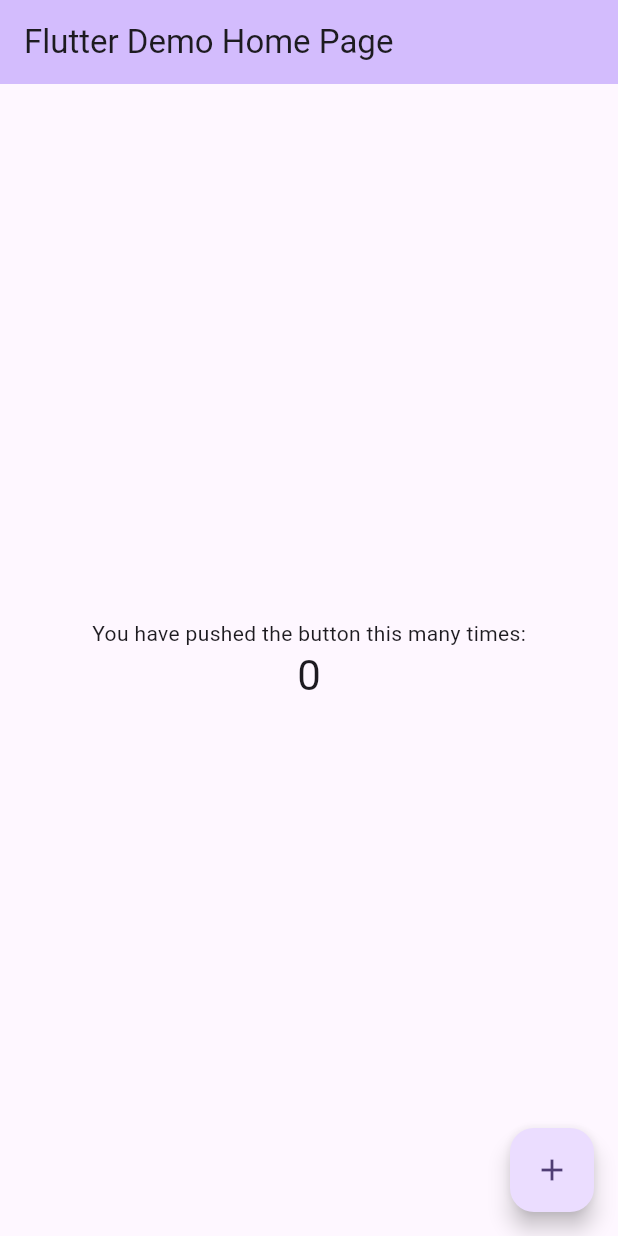
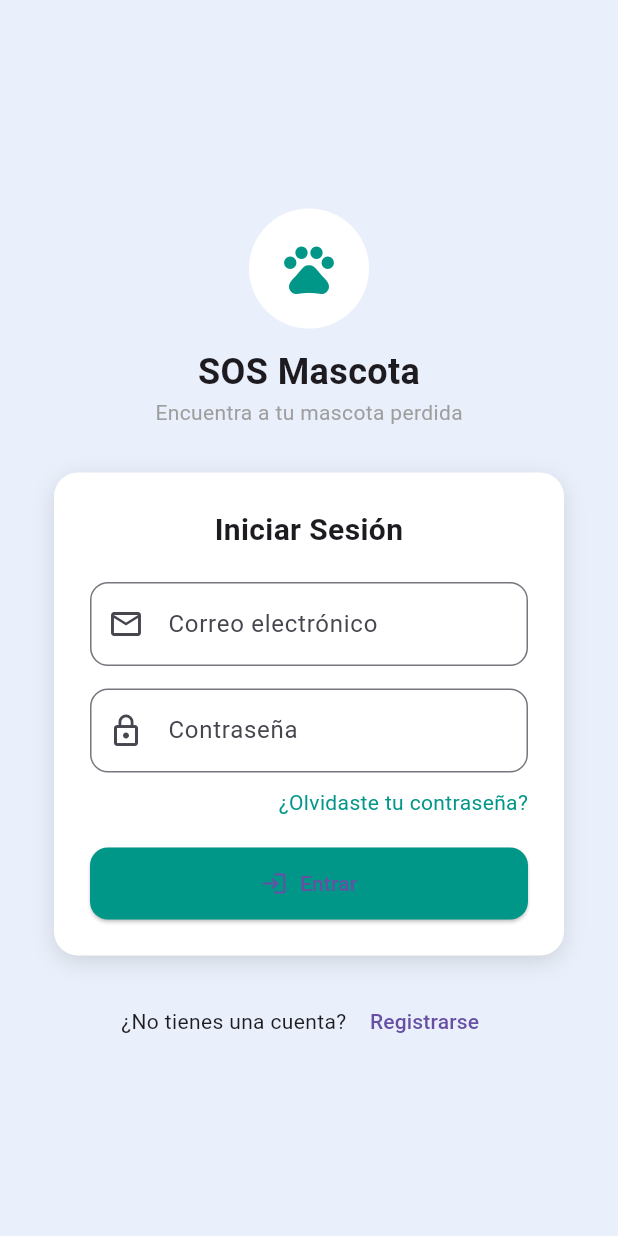
Before and after one commit to AntonyChata/SosMascota, a Flutter app: the screen it shows after launch, on a phone screen of 412 x 824 dp. Run offline on Flutter 3.47's test engine with Material 3 defaults, Android fonts, the phone set to English and light mode, and no system bars; our stand-ins replace cloud_firestore, firebase_auth, firebase_core; accounts and stored records are empty.

Commit message:
Sprint 1 - Hinojosa

```diff
--- a/lib/app.dart
+++ b/lib/app.dart
@@ -1,46 +1,56 @@
 import 'package:flutter/material.dart';
 import 'package:provider/provider.dart';
+import 'vista/auth/pantalla_registro.dart';
+import 'vista/auth/pantalla_login.dart';
+import 'vista/auth/pantalla_recuperar.dart';
+import 'vista/auth/pantalla_verifica_email.dart';
+import 'vista/usuario/pantalla_inicio.dart';
+import 'vista/usuario/pantalla_perfil.dart';
+import 'vista/reportes/pantalla_reporte_mascota.dart';
 
-// ViewModel
-import 'viewmodels/login_viewmodel.dart';
+import 'vistamodelo/auth/recuperar_vm.dart';
+import 'vistamodelo/auth/registro_vm.dart';
+import 'vistamodelo/auth/login_vm.dart';
+import 'servicios/api_dni_servicio.dart';
+import 'vistamodelo/usuario/perfil_vm.dart';
 
-// Vistas
-import 'vistas/login/login_pantalla.dart';
-import 'vistas/login/registro_pantalla.dart';
+final String bearer =
+    "eyJhbGciOiJIUzI1NiIsInR5cCI6IkpXVCJ9.eyJ1c2VyX2lkIjoyOTUsImV4cCI6MTc1ODIzOTQxMX0.wX7JTrLUVGXvotDn376U462eIwzlA3PgzcM3sQ-mVX8";
 
 class MyApp extends StatelessWidget {
   const MyApp({super.key});
 
   @override
   Widget build(BuildContext context) {
-    return MultiProvider(
-      providers: [ChangeNotifierProvider(create: (_) => LoginViewModel())],
-      child: MaterialApp(
-        debugShowCheckedModeBanner: false,
-        title: 'SOS Mascotas - Autenticación',
-        theme: ThemeData(
-          brightness: Brightness.dark,
-          useMaterial3: true,
-          colorScheme: ColorScheme.fromSeed(
-            seedColor: const Color(0xFF00BFA5),
-            brightness: Brightness.dark,
-          ),
-          inputDecorationTheme: const InputDecorationTheme(
-            border: OutlineInputBorder(),
-          ),
-          elevatedButtonTheme: ElevatedButtonThemeData(
-            style: ElevatedButton.styleFrom(
-              minimumSize: const Size.fromHeight(48),
-            ),
-          ),
+    final api = ApiDniServicio(bearerToken: bearer);
+
+    return MaterialApp(
+      title: 'SosMascota',
+      theme: ThemeData(primarySwatch: Colors.teal),
+      debugShowCheckedModeBanner: false,
+      initialRoute: "/login",
+      routes: {
+        "/login": (_) => ChangeNotifierProvider(
+          create: (_) => LoginVM(),
+          child: const PantallaLogin(),
         ),
-        // Rutas iniciales (solo autenticación por ahora)
-        initialRoute: '/login',
-        routes: {
-          '/login': (_) => const LoginPantalla(),
-          '/registro': (_) => const RegistroPantalla(),
-        },
-      ),
+        "/registro": (_) => ChangeNotifierProvider(
+          create: (_) => RegistroVM(apiDni: api), // ✅ corregido
+          child: const PantallaRegistro(),
+        ),
+        "/recuperar": (_) => ChangeNotifierProvider(
+          create: (_) => RecuperarVM(),
+          child: const PantallaRecuperar(),
+        ),
+        "/verificaEmail": (_) => const PantallaVerificaEmail(),
+        "/perfil": (_) => ChangeNotifierProvider(
+          create: (_) => PerfilVM(),
+          child: const PantallaPerfil(),
+        ),
+        "/inicio": (_) => const PantallaInicio(),
+
+        "/reportarMascota": (_) => const PantallaReporteMascota(),
+      },
     );
   }
 }
--- a/lib/main.dart
+++ b/lib/main.dart
@@ -1,122 +1,12 @@
 import 'package:flutter/material.dart';
+import 'package:firebase_core/firebase_core.dart';
+import 'app.dart'; // aquí estará tu clase MyApp con rutas y tema
 
-void main() {
+Future<void> main() async {
+  WidgetsFlutterBinding.ensureInitialized();
+
+  // Inicializar Firebase
+  await Firebase.initializeApp();
+
   runApp(const MyApp());
 }
-
-class MyApp extends StatelessWidget {
-  const MyApp({super.key});
-
-  // This widget is the root of your application.
-  @override
-  Widget build(BuildContext context) {
-    return MaterialApp(
-      title: 'Flutter Demo',
-      theme: ThemeData(
-        // This is the theme of your application.
-        //
-        // TRY THIS: Try running your application with "flutter run". You'll see
-        // the application has a purple toolbar. Then, without quitting the app,
-        // try changing the seedColor in the colorScheme below to Colors.green
-        // and then invoke "hot reload" (save your changes or press the "hot
-        // reload" button in a Flutter-supported IDE, or press "r" if you used
-        // the command line to start the app).
-        //
-        // Notice that the counter didn't reset back to zero; the application
-        // state is not lost during the reload. To reset the state, use hot
-        // restart instead.
-        //
-        // This works for code too, not just values: Most code changes can be
-        // tested with just a hot reload.
-        colorScheme: ColorScheme.fromSeed(seedColor: Colors.deepPurple),
-      ),
-      home: const MyHomePage(title: 'Flutter Demo Home Page'),
-    );
-  }
-}
-
-class MyHomePage extends StatefulWidget {
-  const MyHomePage({super.key, required this.title});
-
-  // This widget is the home page of your application. It is stateful, meaning
-  // that it has a State object (defined below) that contains fields that affect
-  // how it looks.
-
-  // This class is the configuration for the state. It holds the values (in this
-  // case the title) provided by the parent (in this case the App widget) and
-  // used by the build method of the State. Fields in a Widget subclass are
-  // always marked "final".
-
-  final String title;
-
-  @override
-  State<MyHomePage> createState() => _MyHomePageState();
-}
-
-class _MyHomePageState extends State<MyHomePage> {
-  int _counter = 0;
-
-  void _incrementCounter() {
-    setState(() {
-      // This call to setState tells the Flutter framework that something has
-      // changed in this State, which causes it to rerun the build method below
-      // so that the display can reflect the updated values. If we changed
-      // _counter without calling setState(), then the build method would not be
-      // called again, and so nothing would appear to happen.
-      _counter++;
-    });
-  }
-
-  @override
-  Widget build(BuildContext context) {
-    // This method is rerun every time setState is called, for instance as done
-    // by the _incrementCounter method above.
-    //
-    // The Flutter framework has been optimized to make rerunning build methods
-    // fast, so that you can just rebuild anything that needs updating rather
-    // than having to individually change instances of widgets.
-    return Scaffold(
-      appBar: AppBar(
-        // TRY THIS: Try changing the color here to a specific color (to
-        // Colors.amber, perhaps?) and trigger a hot reload to see the AppBar
-        // change color while the other colors stay the same.
-        backgroundColor: Theme.of(context).colorScheme.inversePrimary,
-        // Here we take the value from the MyHomePage object that was created by
-        // the App.build method, and use it to set our appbar title.
-        title: Text(widget.title),
-      ),
-      body: Center(
-        // Center is a layout widget. It takes a single child and positions it
-        // in the middle of the parent.
-        child: Column(
-          // Column is also a layout widget. It takes a list of children and
-          // arranges them vertically. By default, it sizes itself to fit its
-          // children horizontally, and tries to be as tall as its parent.
-          //
-          // Column has various properties to control how it sizes itself and
-          // how it positions its children. Here we use mainAxisAlignment to
-          // center the children vertically; the main axis here is the vertical
-          // axis because Columns are vertical (the cross axis would be
-          // horizontal).
-          //
-          // TRY THIS: Invoke "debug painting" (choose the "Toggle Debug Paint"
-          // action in the IDE, or press "p" in the console), to see the
-          // wireframe for each widget.
-          mainAxisAlignment: MainAxisAlignment.center,
-          children: <Widget>[
-            const Text('You have pushed the button this many times:'),
-            Text(
-              '$_counter',
-              style: Theme.of(context).textTheme.headlineMedium,
-            ),
-          ],
-        ),
-      ),
-      floatingActionButton: FloatingActionButton(
-        onPressed: _incrementCounter,
-        tooltip: 'Increment',
-        child: const Icon(Icons.add),
-      ), // This trailing comma makes auto-formatting nicer for build methods.
-    );
-  }
-}
--- /dev/null
+++ b/lib/vista/auth/pantalla_login.dart
@@ -0,0 +1,177 @@
+import 'package:flutter/material.dart';
+import 'package:provider/provider.dart';
+import '../../vistamodelo/auth/login_vm.dart';
+
+class PantallaLogin extends StatelessWidget {
+  const PantallaLogin({super.key});
+
+  @override
+  Widget build(BuildContext context) {
+    final vm = context.watch<LoginVM>();
+
+    return Scaffold(
+      backgroundColor: const Color(0xFFEAF0FB), // fondo azul muy suave
+      body: Center(
+        child: SingleChildScrollView(
+          child: Column(
+            children: [
+              const SizedBox(height: 40),
+              // Logo
+              Column(
+                children: const [
+                  CircleAvatar(
+                    radius: 40,
+                    backgroundColor: Colors.white,
+                    child: Icon(Icons.pets, size: 40, color: Colors.teal),
+                  ),
+                  SizedBox(height: 12),
+                  Text(
+                    "SOS Mascota",
+                    style: TextStyle(fontSize: 24, fontWeight: FontWeight.bold),
+                  ),
+                  Text(
+                    "Encuentra a tu mascota perdida",
+                    style: TextStyle(color: Colors.grey),
+                  ),
+                ],
+              ),
+
+              const SizedBox(height: 30),
+
+              // Tarjeta de Login
+              Container(
+                width: 340,
+                padding: const EdgeInsets.all(24),
+                decoration: BoxDecoration(
+                  color: Colors.white,
+                  borderRadius: BorderRadius.circular(16),
+                  boxShadow: [
+                    BoxShadow(
+                      color: Colors.black12,
+                      blurRadius: 12,
+                      offset: const Offset(0, 4),
+                    ),
+                  ],
+                ),
+                child: Form(
+                  key: vm.formKey,
+                  child: Column(
+                    crossAxisAlignment: CrossAxisAlignment.stretch,
+                    children: [
+                      const Text(
+                        "Iniciar Sesión",
+                        textAlign: TextAlign.center,
+                        style: TextStyle(
+                          fontSize: 20,
+                          fontWeight: FontWeight.bold,
+                        ),
+                      ),
+                      const SizedBox(height: 20),
+
+                      // Campo Correo
+                      TextFormField(
+                        controller: vm.correoCtrl,
+                        decoration: InputDecoration(
+                          prefixIcon: const Icon(Icons.email_outlined),
+                          hintText: "tu@email.com",
+                          labelText: "Correo electrónico",
+                          border: OutlineInputBorder(
+                            borderRadius: BorderRadius.circular(12),
+                          ),
+                        ),
+                        validator: (v) => v != null && v.contains('@')
+                            ? null
+                            : "Correo inválido",
+                      ),
+                      const SizedBox(height: 15),
+
+                      // Campo Contraseña
+                      TextFormField(
+                        controller: vm.claveCtrl,
+                        obscureText: true,
+                        decoration: InputDecoration(
+                          prefixIcon: const Icon(Icons.lock_outline),
+                          hintText: "********",
+                          labelText: "Contraseña",
+                          border: OutlineInputBorder(
+                            borderRadius: BorderRadius.circular(12),
+                          ),
+                        ),
+                        validator: (v) => v != null && v.length >= 6
+                            ? null
+                            : "Mínimo 6 caracteres",
+                      ),
+
+                      const SizedBox(height: 10),
+                      Align(
+                        alignment: Alignment.centerRight,
+                        child: GestureDetector(
+                          onTap: () {
+                            Navigator.pushNamed(context, "/recuperar");
+                          },
+                          child: const Text(
+                            "¿Olvidaste tu contraseña?",
+                            style: TextStyle(color: Colors.teal),
+                          ),
+                        ),
+                      ),
+                      const SizedBox(height: 20),
+
+                      // Botón Entrar
+                      ElevatedButton.icon(
+                        icon: const Icon(Icons.login),
+                        style: ElevatedButton.styleFrom(
+                          backgroundColor: Colors.teal,
+                          shape: RoundedRectangleBorder(
+                            borderRadius: BorderRadius.circular(12),
+                          ),
+                          padding: const EdgeInsets.symmetric(vertical: 14),
+                        ),
+                        onPressed: vm.cargando
+                            ? null
+                            : () async {
+                                final ruta = await vm.loginYDeterminarRuta();
+                                if (!context.mounted) return;
+
+                                if (ruta != null) {
+                                  Navigator.pushReplacementNamed(context, ruta);
+                                } else if (vm.error != null) {
+                                  ScaffoldMessenger.of(context).showSnackBar(
+                                    SnackBar(content: Text(vm.error!)),
+                                  );
+                                }
+                              },
+                        label: vm.cargando
+                            ? const CircularProgressIndicator(
+                                color: Colors.white,
+                              )
+                            : const Text("Entrar"),
+                      ),
+                    ],
+                  ),
+                ),
+              ),
+
+              const SizedBox(height: 20),
+
+              // Registro
+              Row(
+                mainAxisAlignment: MainAxisAlignment.center,
+                children: [
+                  const Text("¿No tienes una cuenta? "),
+                  TextButton(
+                    onPressed: () {
+                      Navigator.pushNamed(context, "/registro");
+                    },
+                    child: const Text("Registrarse"),
+                  ),
+                ],
+              ),
+              const SizedBox(height: 20),
+            ],
+          ),
+        ),
+      ),
+    );
+  }
+}
--- /dev/null
+++ b/lib/vistamodelo/auth/recuperar_vm.dart
@@ -0,0 +1,46 @@
+import 'package:flutter/material.dart';
+import 'package:firebase_auth/firebase_auth.dart';
+
+class RecuperarVM extends ChangeNotifier {
+  final correoCtrl = TextEditingController();
+  final formKey = GlobalKey<FormState>();
+
+  bool enviando = false;
+  String? error;
+
+  Future<void> enviarCorreo(BuildContext context) async {
+    if (!formKey.currentState!.validate()) return;
+
+    enviando = true;
+    notifyListeners();
+
+    try {
+      await FirebaseAuth.instance.sendPasswordResetEmail(
+        email: correoCtrl.text.trim(),
+      );
+
+      if (context.mounted) {
+        ScaffoldMessenger.of(context).showSnackBar(
+          const SnackBar(content: Text('Correo enviado. Revise su bandeja.')),
+        );
+        Navigator.pop(context);
+      }
+    } on FirebaseAuthException catch (e) {
+      error = e.message ?? 'Error enviando correo';
+      if (context.mounted) {
+        ScaffoldMessenger.of(
+          context,
+        ).showSnackBar(SnackBar(content: Text(error!)));
+      }
+    }
+
+    enviando = false;
+    notifyListeners();
+  }
+
+  @override
+  void dispose() {
+    correoCtrl.dispose();
+    super.dispose();
+  }
+}
```
Also changed, not shown: lib/vista/auth/pantalla_recuperar.dart (added, +134 -0 lines), lib/vistamodelo/auth/login_vm.dart (added, +94 -0 lines).
